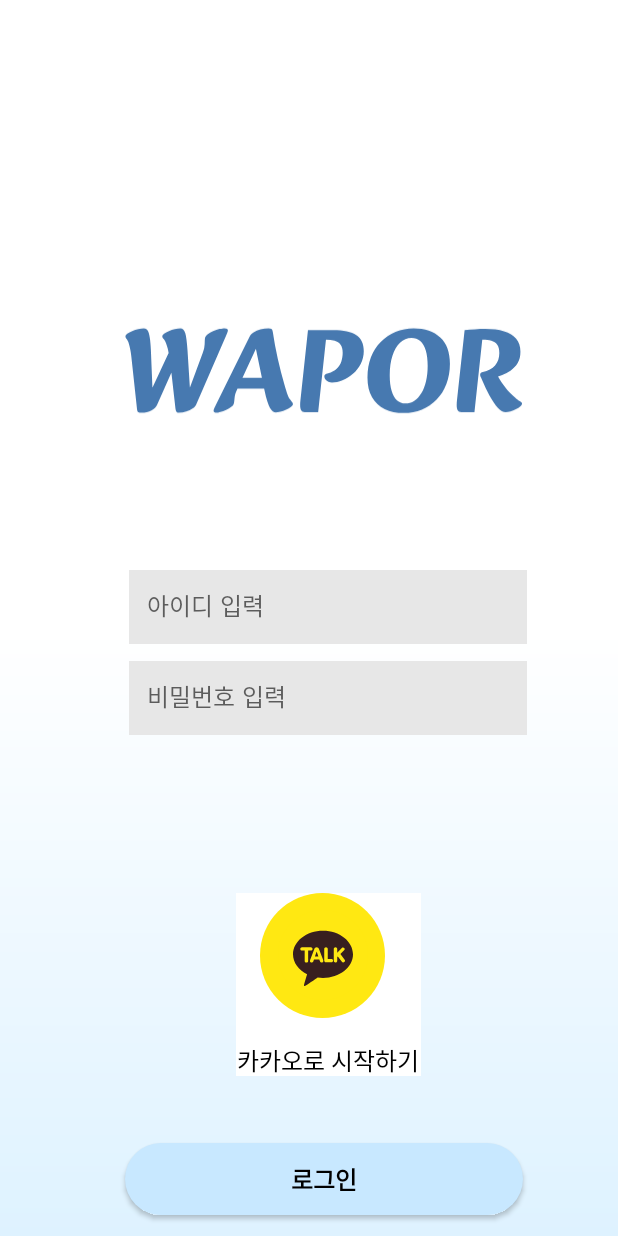
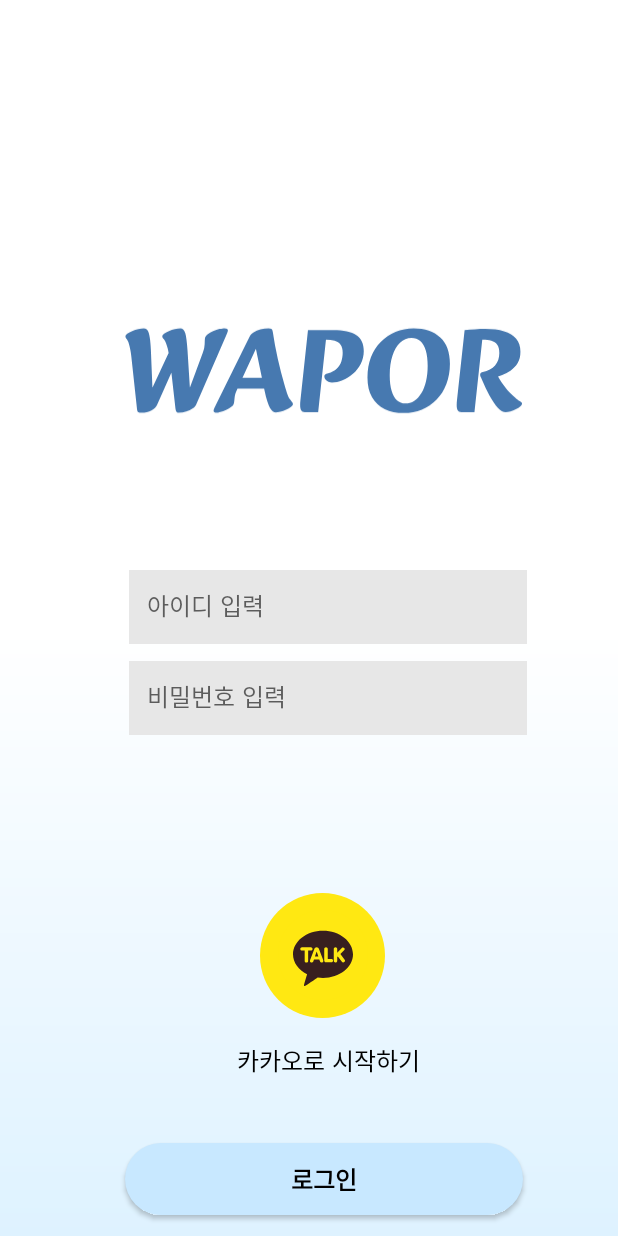
Before and after one commit to pknu-wap/WAP-OR, an Android app built with Jetpack Compose: the screen it shows after launch (LoginActivity), on a phone screen of 412 x 824 dp. Run offline under Robolectric (Android 15) with nearby library versions, the phone set to English and light mode, and no system bars.

Commit message:
feat: 카카오 로그인 버튼 수정
로그인 텍스트에 폰트를 적용하고, 배경을 안가리도록 배경을 투명색으로 적용했습니다.

```diff
--- a/client/app/src/main/res/layout/activity_login.xml
+++ b/client/app/src/main/res/layout/activity_login.xml
@@ -74,6 +74,7 @@
         android:layout_marginBottom="215dp"
         android:layout_marginStart="157dp"
         android:layout_marginEnd="150dp"
+        android:background="@android:color/transparent"
         android:clickable="true"
         android:focusable="true"
         android:onClick="onKakaoLoginClick"
@@ -115,6 +116,7 @@
             android:gravity="center"
             android:text="@string/kakao_login_txt"
             android:textAppearance="@style/kakao_login_style"
+            android:background="@android:color/transparent"
             app:layout_constraintStart_toStartOf="parent"
             app:layout_constraintTop_toTopOf="parent" />
 
--- a/client/app/src/main/res/values/styles.xml
+++ b/client/app/src/main/res/values/styles.xml
@@ -18,6 +18,7 @@
     <style name="kakao_login_style">
         <item name="android:textSize">16sp</item>
         <item name="android:textColor">#000000</item>
+        <item name="android:fontFamily">@font/inter_18pt_light</item>
     </style>
     <style name="MyCustomTheme" parent="Theme.AppCompat.Light">
         <!-- 기본 배경 색상 -->
```
Also changed, not shown: client/app/src/main/res/font/inter_18pt_light.ttf (added).
